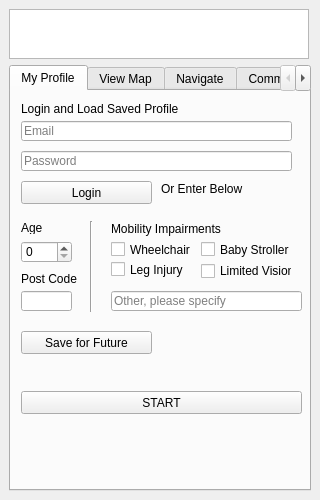
Qt form WalkAble/walkable_dockwidget_base.ui (hsalko/GEO1005) before a commit.
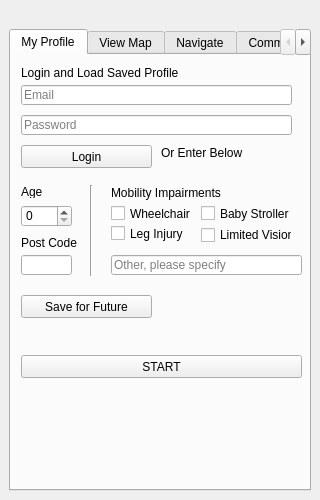
The same form after that commit.

What changed in the file:
```diff
--- a/WalkAble/walkable_dockwidget_base.ui
+++ b/WalkAble/walkable_dockwidget_base.ui
@@ -30,22 +30,6 @@
   </property>
   <widget class="QWidget" name="dockWidgetContents">
    <layout class="QGridLayout" name="gridLayout">
-    <item row="0" column="0">
-     <widget class="QGraphicsView" name="graphicsView">
-      <property name="sizePolicy">
-       <sizepolicy hsizetype="Fixed" vsizetype="Fixed">
-        <horstretch>0</horstretch>
-        <verstretch>0</verstretch>
-       </sizepolicy>
-      </property>
-      <property name="maximumSize">
-       <size>
-        <width>300</width>
-        <height>50</height>
-       </size>
-      </property>
-     </widget>
-    </item>
     <item row="1" column="0">
      <widget class="QTabWidget" name="tab_container">
       <property name="tabPosition">
@@ -948,6 +932,13 @@
       </widget>
      </widget>
     </item>
+    <item row="0" column="0">
+     <widget class="QLabel" name="label_6">
+      <property name="text">
+       <string/>
+      </property>
+     </widget>
+    </item>
    </layout>
   </widget>
  </widget>
```
